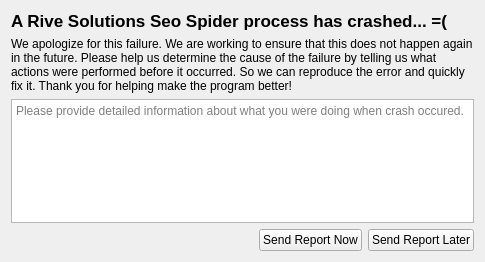
Above: seospiderservice/ui/fatal_error_dialog.ui from andrascii/RiveSolutions_SEO_Spider before the change. Below: the same form after it.
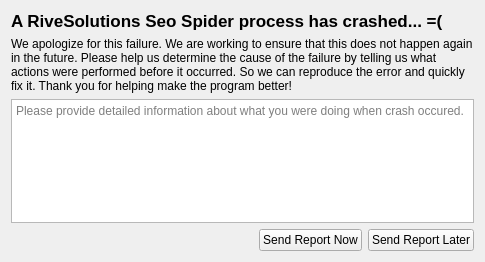
That is the form after the change. Icons and pictures are not drawn.

Commit message: Исправлено название программы в окне перехвата крашей. Заменены транзакции на простую запись данных в пайп.

What changed in the file:
```diff
--- a/seospiderservice/ui/fatal_error_dialog.ui
+++ b/seospiderservice/ui/fatal_error_dialog.ui
@@ -28,7 +28,7 @@
       </font>
      </property>
      <property name="text">
-      <string>A Rive Solutions Seo Spider process has crashed... =(</string>
+      <string>A RiveSolutions Seo Spider process has crashed... =(</string>
      </property>
     </widget>
    </item>
```
The commit also changes 4 other files.
